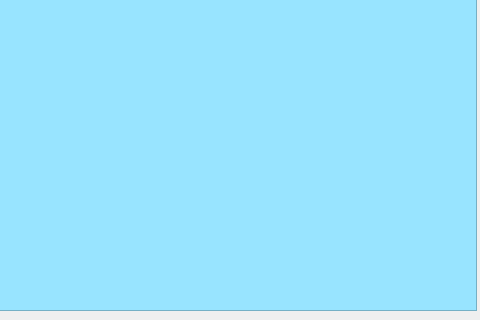
The window that ui/menu.ui (Reinaldito04/IUTA----HORARIOS) describes before a commit, drawn with Qt 5; both pictures show x 194 to 674 and y 280 to 600 of the 674 by 600 pixel window.
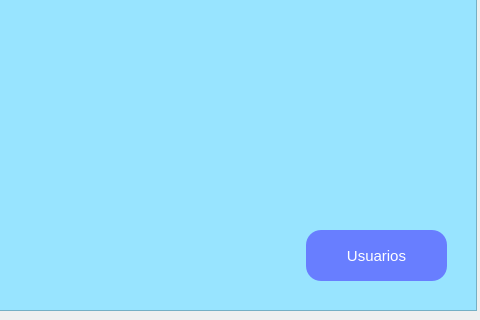
The same window after the commit. Icons and pictures are not drawn.

Commit message: registro de usuarios (permisos de administrador)

What changed in the file:
```diff
--- a/ui/menu.ui
+++ b/ui/menu.ui
@@ -293,6 +293,35 @@
       <bool>true</bool>
      </property>
     </widget>
+    <widget class="QPushButton" name="bt_users">
+     <property name="geometry">
+      <rect>
+       <x>490</x>
+       <y>500</y>
+       <width>141</width>
+       <height>51</height>
+      </rect>
+     </property>
+     <property name="styleSheet">
+      <string notr="true">border-radius:15px;
+color:white;
+font-size:15px;
+background-color: rgb(104, 126, 255);</string>
+     </property>
+     <property name="text">
+      <string>Usuarios</string>
+     </property>
+     <property name="icon">
+      <iconset>
+       <normaloff>imagenes/user-fill.png</normaloff>imagenes/user-fill.png</iconset>
+     </property>
+     <property name="iconSize">
+      <size>
+       <width>20</width>
+       <height>20</height>
+      </size>
+     </property>
+    </widget>
    </widget>
   </widget>
  </widget>
```
The commit also changes 4 other files.
